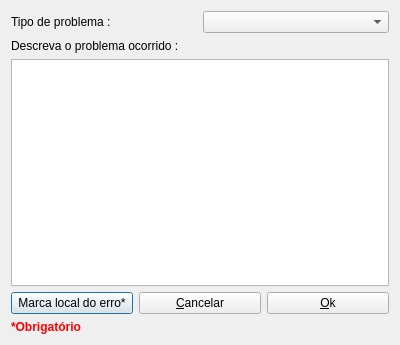
Qt form modules/sap/uis/reportError.ui (dsgoficial/SAP_Operador) before a commit.
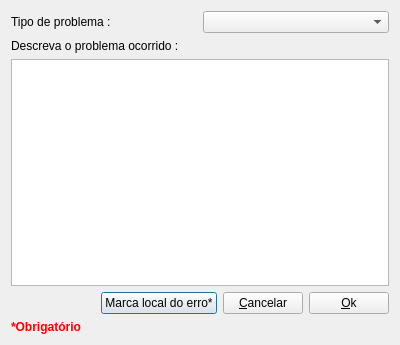
The same form after that commit.

The edit to the form file:
```diff
--- a/modules/sap/uis/reportError.ui
+++ b/modules/sap/uis/reportError.ui
@@ -33,6 +33,19 @@
    </item>
    <item row="3" column="0">
     <layout class="QHBoxLayout" name="horizontalLayout_2">
+     <item>
+      <spacer name="horizontalSpacer">
+       <property name="orientation">
+        <enum>Qt::Horizontal</enum>
+       </property>
+       <property name="sizeHint" stdset="0">
+        <size>
+         <width>40</width>
+         <height>20</height>
+        </size>
+       </property>
+      </spacer>
+     </item>
      <item>
       <widget class="QPushButton" name="makerBtn">
        <property name="text">
```
Left out of the diff: 2 changed lines with no effect on the pictures.
